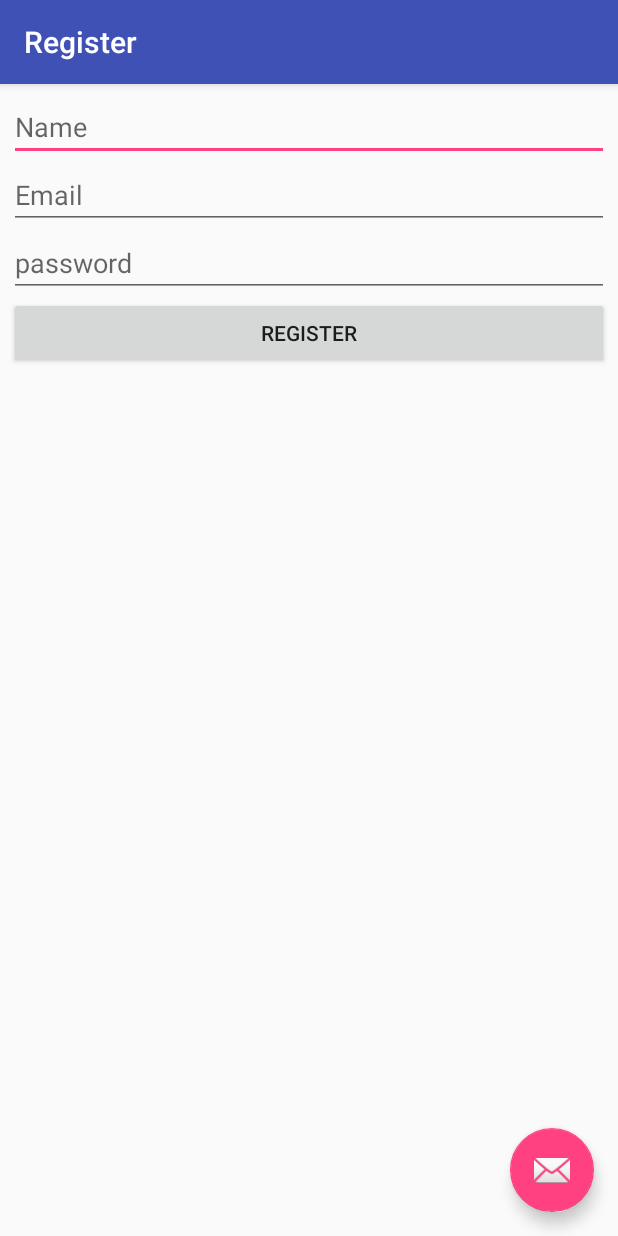
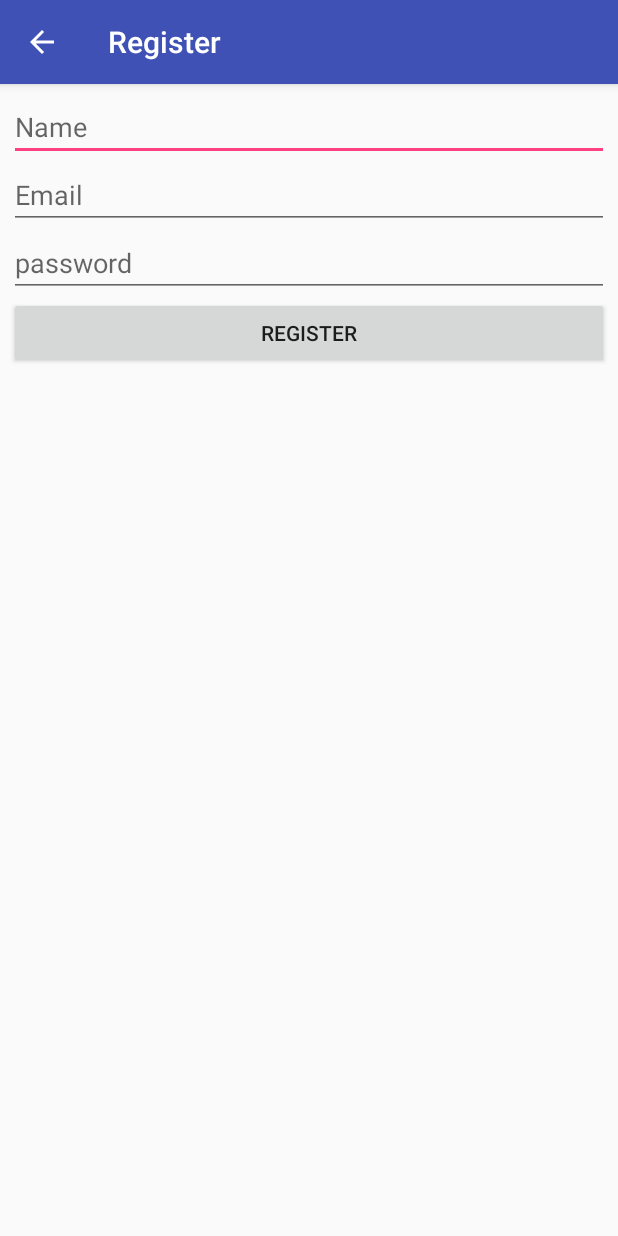
Before and after one commit to matiullah-karimi/Afghan-e-shopping, an Android app: the Register screen opened directly, with no data from a screen before it, on a phone screen of 412 x 824 dp. Run offline under Robolectric (Android 15) with nearby library versions, the phone set to English and light mode, and no system bars; libraries missing offline, so code that uses them is left out: com.loopj.android, cz.msebera.android.

Commit message:
register functionality added

```diff
--- a/app/src/main/res/layout/activity_register.xml
+++ b/app/src/main/res/layout/activity_register.xml
@@ -23,12 +23,4 @@
 
     <include layout="@layout/content_register" />
 
-    <android.support.design.widget.FloatingActionButton
-        android:id="@+id/fab"
-        android:layout_width="wrap_content"
-        android:layout_height="wrap_content"
-        android:layout_gravity="bottom|end"
-        android:layout_margin="@dimen/fab_margin"
-        android:src="@android:drawable/ic_dialog_email" />
-
 </android.support.design.widget.CoordinatorLayout>
```
Also changed, not shown: app/src/main/java/com/matiullahkarimi/onlineshopping/Register.java (+16 -0 lines).
